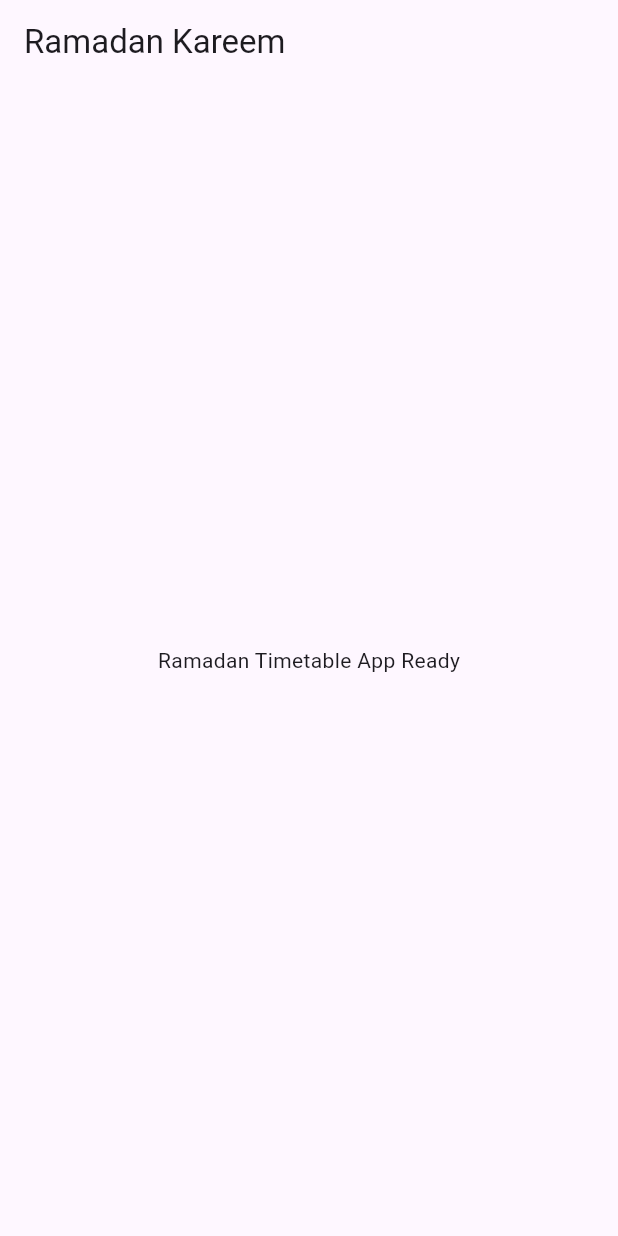
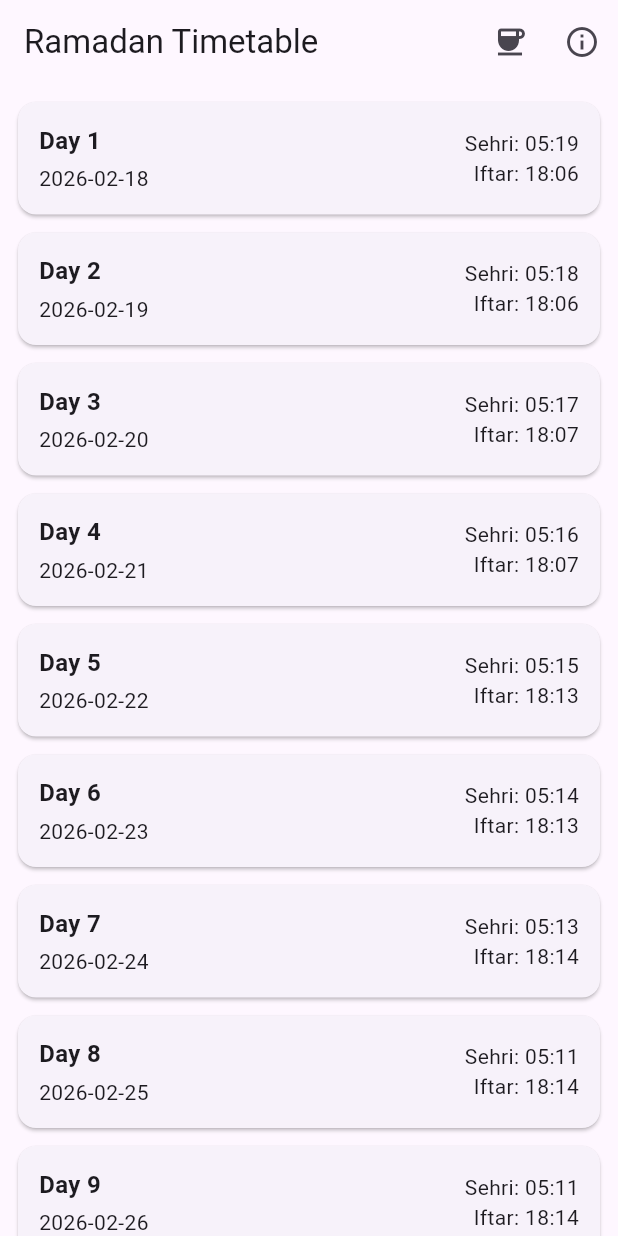
Before and after one commit to coZet/ramadan_timetable, a Flutter app: the screen it shows after launch, on a phone screen of 412 x 824 dp. Run offline on Flutter 3.47's test engine with Material 3 defaults, Android fonts, the phone set to English and light mode, and no system bars; our stand-ins replace flutter_local_notifications, shared_preferences, timezone.

Commit message:
Initial Ramadan Timetable app (offline, alarms, prayer adjustment)

```diff
--- /dev/null
+++ b/lib/models/ramadan_day.dart
@@ -0,0 +1,31 @@
+class RamadanDay {
+  final int day;
+  final DateTime date;
+  final String sehri;
+  final String iftar;
+  final Map<String, String> prayers;
+
+  RamadanDay({
+    required this.day,
+    required this.date,
+    required this.sehri,
+    required this.iftar,
+    required this.prayers,
+  });
+
+  factory RamadanDay.fromJson(Map<String, dynamic> json) {
+    return RamadanDay(
+      day: json['day'],
+      date: DateTime.parse(json['date']),
+      sehri: json['sehri'],
+      iftar: json['iftar'],
+      prayers: Map<String, String>.from(json['prayers']),
+    );
+  }
+
+  String get dateString {
+    return "${date.year}-${_two(date.month)}-${_two(date.day)}";
+  }
+
+  static String _two(int n) => n.toString().padLeft(2, '0');
+}
--- a/lib/screens/home_screen.dart
+++ b/lib/screens/home_screen.dart
@@ -1,9 +1,124 @@
 import 'package:flutter/material.dart';
-class HomeScreen extends StatelessWidget{
- const HomeScreen({super.key});
- @override Widget build(BuildContext c){
-  return Scaffold(
-   appBar:AppBar(title:const Text('Ramadan Kareem')),
-   body:const Center(child:Text('Ramadan Timetable App Ready'))
-  );
- }}
+import '../services/data_service.dart';
+import 'day_detail_screen.dart';
+
+class HomeScreen extends StatefulWidget {
+  const HomeScreen({super.key});
+
+  @override
+  State<HomeScreen> createState() => _HomeScreenState();
+}
+
+class _HomeScreenState extends State<HomeScreen> {
+  late Future<List<Map<String, dynamic>>> _future;
+
+  @override
+  void initState() {
+    super.initState();
+    _future = _loadData();
+  }
+
+  Future<List<Map<String, dynamic>>> _loadData() async {
+    final data = await DataService.loadRamadanData();
+    return data;
+  }
+
+  @override
+  Widget build(BuildContext context) {
+    return Scaffold(
+      appBar: AppBar(
+        title: const Text('Ramadan Timetable'),
+        actions: [
+          IconButton(
+            icon: const Icon(Icons.coffee),
+            onPressed: () {
+              // Buy Me a Coffee (later)
+            },
+          ),
+          IconButton(
+            icon: const Icon(Icons.info_outline),
+            onPressed: () {
+              // About (later)
+            },
+          ),
+        ],
+      ),
+      body: FutureBuilder<List<Map<String, dynamic>>>(
+        future: _future,
+        builder: (context, snapshot) {
+          if (snapshot.connectionState == ConnectionState.waiting) {
+            return const Center(child: CircularProgressIndicator());
+          }
+
+          if (snapshot.hasError) {
+            return Center(
+              child: Text(
+                'Error loading data\n${snapshot.error}',
+                textAlign: TextAlign.center,
+              ),
+            );
+          }
+
+          final days = snapshot.data!;
+          return ListView.builder(
+            padding: const EdgeInsets.all(12),
+            itemCount: days.length,
+            itemBuilder: (context, index) {
+              final d = days[index];
+
+              return Card(
+                margin: const EdgeInsets.only(bottom: 12),
+                child: InkWell(
+                  onTap: () {
+                    Navigator.push(
+                      context,
+                      MaterialPageRoute(
+                        builder: (_) => DayDetailScreen(
+                          day: d['day'],
+                          date: d['date'],
+                          sehri: d['sehri'],
+                          iftar: d['iftar'],
+                          prayers:
+                              Map<String, String>.from(d['prayers']),
+                        ),
+                      ),
+                    );
+                  },
+                  child: Padding(
+                    padding: const EdgeInsets.all(14),
+                    child: Row(
+                      mainAxisAlignment: MainAxisAlignment.spaceBetween,
+                      children: [
+                        Column(
+                          crossAxisAlignment: CrossAxisAlignment.start,
+                          children: [
+                            Text(
+                              'Day ${d['day']}',
+                              style: const TextStyle(
+                                fontSize: 16,
+                                fontWeight: FontWeight.bold,
+                              ),
+                            ),
+                            const SizedBox(height: 4),
+                            Text(d['date']),
+                          ],
+                        ),
+                        Column(
+                          crossAxisAlignment: CrossAxisAlignment.end,
+                          children: [
+                            Text('Sehri: ${d['sehri']}'),
+                            Text('Iftar: ${d['iftar']}'),
+                          ],
+                        ),
+                      ],
+                    ),
+                  ),
+                ),
+              );
+            },
+          );
+        },
+      ),
+    );
+  }
+}
--- /dev/null
+++ b/lib/services/data_service.dart
@@ -0,0 +1,12 @@
+import 'dart:convert';
+import 'package:flutter/services.dart';
+
+class DataService {
+  static Future<List<Map<String, dynamic>>> loadRamadanData() async {
+    final jsonStr =
+        await rootBundle.loadString('assets/data/ramadan_1447.json');
+
+    final Map<String, dynamic> data = json.decode(jsonStr);
+    return List<Map<String, dynamic>>.from(data['days']);
+  }
+}
--- a/pubspec.yaml
+++ b/pubspec.yaml
@@ -6,6 +6,10 @@ environment:
 dependencies:
  flutter:
   sdk: flutter
+ shared_preferences: ^2.2.2
+ flutter_local_notifications: ^17.1.2
+ url_launcher: ^6.2.5
+timezone: ^0.9.3
 flutter:
  uses-material-design: true
  assets:
```
Also changed, not shown: lib/main.dart (+7 -1 lines), lib/models/prayer_adjustment.dart (added, +25 -0 lines), lib/screens/about_screen.dart (added, +38 -0 lines), lib/screens/day_detail_screen.dart (added, +228 -0 lines), lib/services/alarm_storage.dart (added, +13 -0 lines), lib/services/notification_service.dart (added, +55 -0 lines), lib/services/prayer_adjustment_service.dart (added, +38 -0 lines), pubspec.lock, 8 other files.
